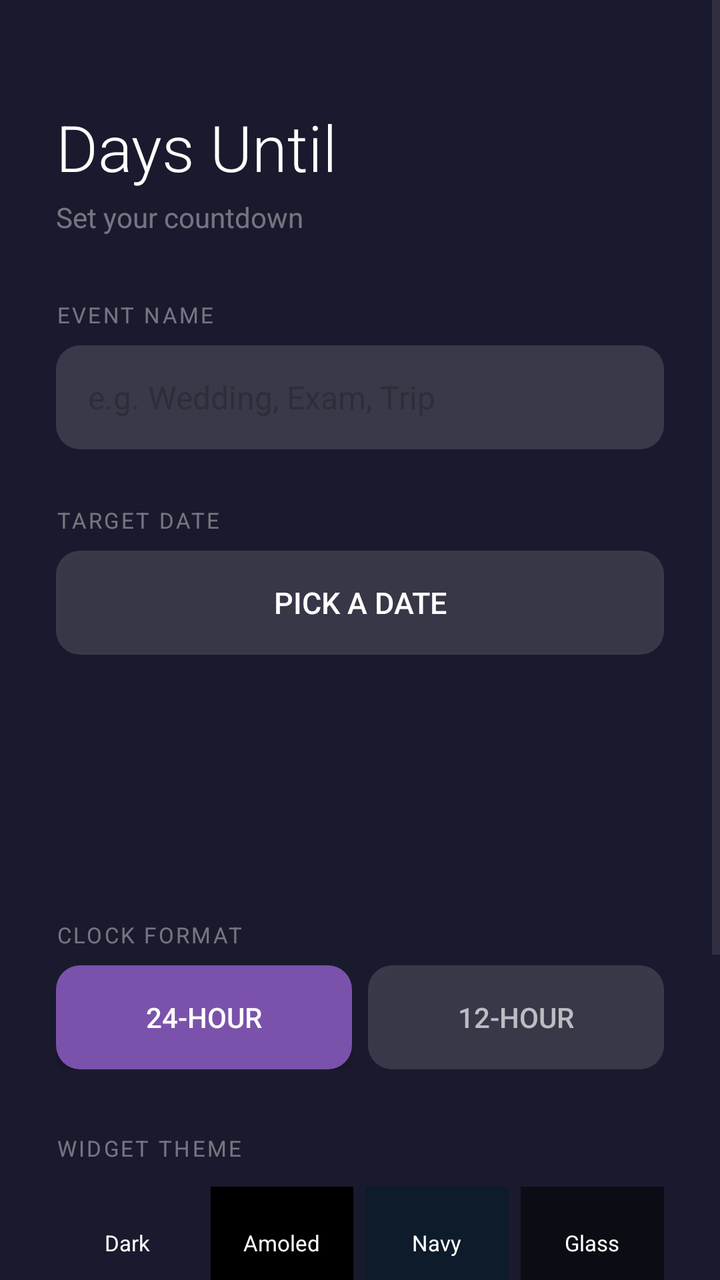
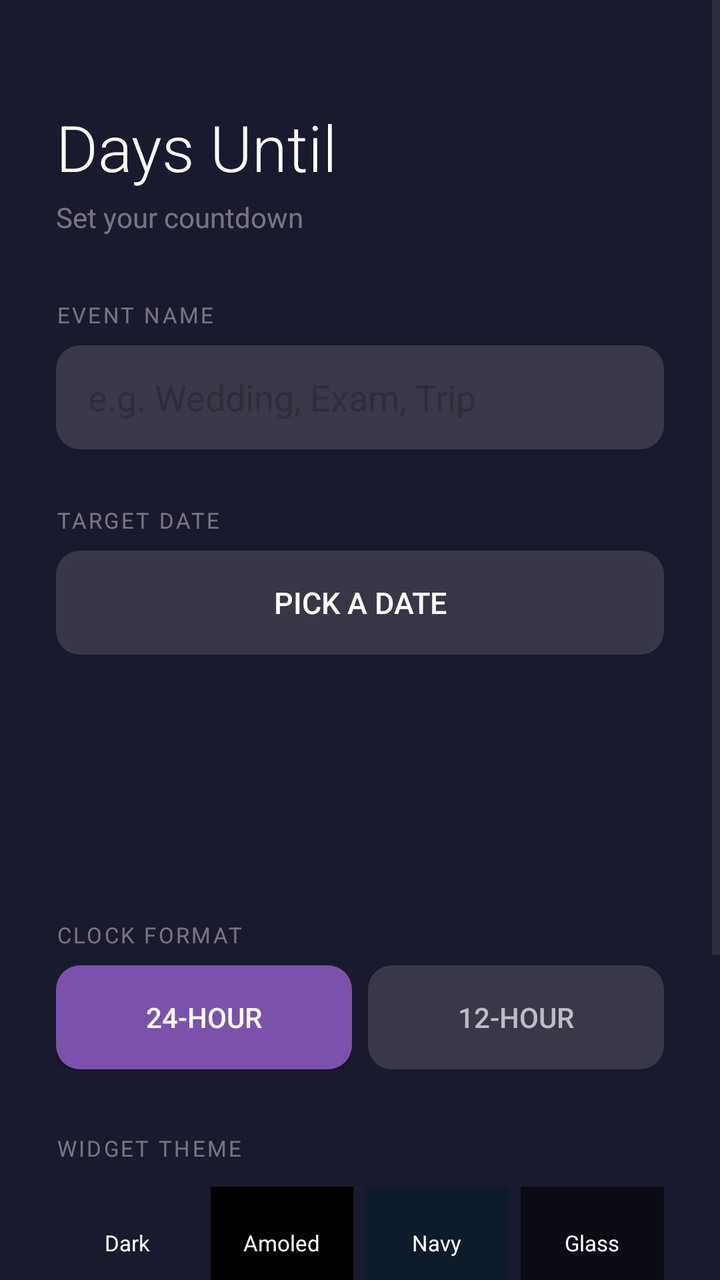

Screens rendered from an Android XML layout before and after an edit, with the pre-edit source and the edit as a unified diff.
<!-- AndroidManifest.xml: application theme Theme.DaysUntil -->
<!-- res/layout/activity_main.xml -->
<?xml version="1.0" encoding="utf-8"?>
<ScrollView xmlns:android="http://schemas.android.com/apk/res/android"
    android:layout_width="match_parent"
    android:layout_height="match_parent"
    android:id="@+id/rootScrollView"
    android:background="#FF1A1A2E">
    <LinearLayout
        android:layout_width="match_parent"
        android:layout_height="wrap_content"
        android:orientation="vertical"
        android:padding="28dp">
        <TextView android:layout_width="wrap_content" android:layout_height="wrap_content"
            android:text="Days Until" android:textSize="32sp" android:textColor="#FFFFFF"
            android:fontFamily="sans-serif-light" android:layout_marginTop="24dp" android:layout_marginBottom="4dp"/>
        <TextView android:layout_width="wrap_content" android:layout_height="wrap_content"
            android:text="Set your countdown" android:textSize="14sp" android:textColor="#66FFFFFF"
            android:layout_marginBottom="32dp"/>
        <TextView android:layout_width="wrap_content" android:layout_height="wrap_content"
            android:text="EVENT NAME" android:textSize="11sp" android:textColor="#66FFFFFF"
            android:letterSpacing="0.1" android:layout_marginBottom="8dp"/>
        <EditText android:id="@+id/etEventName" android:layout_width="match_parent"
            android:layout_height="52dp" android:hint="e.g. Wedding, Exam, Trip"
            android:hintTextColor="#44FFFFFF" android:textColor="#FFFFFF" android:textSize="16sp"
            android:background="@drawable/input_bg" android:paddingStart="16dp"
            android:paddingEnd="16dp" android:inputType="text" android:layout_marginBottom="28dp"/>
        <TextView android:layout_width="wrap_content" android:layout_height="wrap_content"
            android:text="TARGET DATE" android:textSize="11sp" android:textColor="#66FFFFFF"
            android:letterSpacing="0.1" android:layout_marginBottom="8dp"/>
        <Button android:id="@+id/btnPickDate" android:layout_width="match_parent"
            android:layout_height="52dp" android:text="Pick a date" android:textColor="#FFFFFF"
            android:textSize="15sp" android:background="@drawable/input_bg" android:layout_marginBottom="12dp"/>
        <TextView android:id="@+id/tvSelectedDate" android:layout_width="wrap_content"
            android:layout_height="wrap_content" android:text="" android:textSize="15sp"
            android:textColor="#AAFFFFFF" android:layout_marginBottom="4dp"/>
        <TextView android:id="@+id/tvDaysLeft" android:layout_width="wrap_content"
            android:layout_height="wrap_content" android:text="" android:textSize="48sp"
            android:textColor="#FFFFFF" android:fontFamily="sans-serif-light" android:layout_marginBottom="32dp"/>
        <TextView android:layout_width="wrap_content" android:layout_height="wrap_content"
            android:text="CLOCK FORMAT" android:textSize="11sp" android:textColor="#66FFFFFF"
            android:letterSpacing="0.1" android:layout_marginBottom="8dp"/>
        <LinearLayout android:layout_width="match_parent" android:layout_height="52dp"
            android:orientation="horizontal" android:layout_marginBottom="32dp">
            <Button android:id="@+id/btn24hr" android:layout_width="0dp" android:layout_height="match_parent"
                android:layout_weight="1" android:text="24-Hour" android:textColor="#FFFFFF"
                android:textSize="14sp" android:background="@drawable/btn_primary_bg" android:layout_marginEnd="8dp"/>
            <Button android:id="@+id/btn12hr" android:layout_width="0dp" android:layout_height="match_parent"
                android:layout_weight="1" android:text="12-Hour" android:textColor="#AAFFFFFF"
                android:textSize="14sp" android:background="@drawable/input_bg"/>
        </LinearLayout>
        <TextView android:layout_width="wrap_content" android:layout_height="wrap_content"
            android:text="WIDGET THEME" android:textSize="11sp" android:textColor="#66FFFFFF"
            android:letterSpacing="0.1" android:layout_marginBottom="12dp"/>
        <LinearLayout android:layout_width="match_parent" android:layout_height="wrap_content"
            android:orientation="horizontal" android:layout_marginBottom="32dp">
            <LinearLayout android:id="@+id/themeDefault" android:layout_width="0dp"
                android:layout_height="56dp" android:layout_weight="1" android:background="#FF1A1A2E"
                android:gravity="center" android:layout_marginEnd="6dp">
                <TextView android:layout_width="wrap_content" android:layout_height="wrap_content"
                    android:text="Dark" android:textColor="#FFFFFF" android:textSize="11sp"/>
            </LinearLayout>
            <LinearLayout android:id="@+id/themeAmoled" android:layout_width="0dp"
                android:layout_height="56dp" android:layout_weight="1" android:background="#FF000000"
                android:gravity="center" android:layout_marginEnd="6dp">
                <TextView android:layout_width="wrap_content" android:layout_height="wrap_content"
                    android:text="Amoled" android:textColor="#FFFFFF" android:textSize="11sp"/>
            </LinearLayout>
            <LinearLayout android:id="@+id/themeNavy" android:layout_width="0dp"
                android:layout_height="56dp" android:layout_weight="1" android:background="#FF0D1B2A"
                android:gravity="center" android:layout_marginEnd="6dp">
                <TextView android:layout_width="wrap_content" android:layout_height="wrap_content"
                    android:text="Navy" android:textColor="#FFFFFF" android:textSize="11sp"/>
            </LinearLayout>
            <LinearLayout android:id="@+id/themeGlass" android:layout_width="0dp"
                android:layout_height="56dp" android:layout_weight="1" android:background="#88000000"
                android:gravity="center">
                <TextView android:layout_width="wrap_content" android:layout_height="wrap_content"
                    android:text="Glass" android:textColor="#FFFFFF" android:textSize="11sp"/>
            </LinearLayout>
        </LinearLayout>
        <Button android:id="@+id/btnSave" android:layout_width="match_parent"
            android:layout_height="56dp" android:text="Save &amp; Update Widget"
            android:textColor="#FFFFFF" android:textSize="16sp"
            android:background="@drawable/btn_primary_bg" android:layout_marginBottom="12dp"/>
        <Button android:id="@+id/btnAddWidget" android:layout_width="match_parent"
            android:layout_height="48dp" android:text="Add Widget to Home Screen"
            android:textColor="#AAFFFFFF" android:textSize="14sp"
            android:background="@drawable/input_bg" android:layout_marginBottom="16dp"/>
        <TextView android:layout_width="wrap_content" android:layout_height="wrap_content"
            android:text="Or long-press home screen → Widgets → Days Until"
            android:textSize="12sp" android:textColor="#44FFFFFF" android:gravity="center"
            android:layout_gravity="center_horizontal"/>
    </LinearLayout>
</ScrollView>
<!-- resources referenced by this layout -->
<resources>
  <!-- drawable btn_primary_bg (drawable) -->
  <?xml version="1.0" encoding="utf-8"?>
  <shape xmlns:android="http://schemas.android.com/apk/res/android">
      <solid android:color="#FF7B52AB"/>
      <corners android:radius="12dp"/>
  </shape>
  <!-- drawable input_bg (drawable) -->
  <?xml version="1.0" encoding="utf-8"?>
  <shape xmlns:android="http://schemas.android.com/apk/res/android">
      <solid android:color="#22FFFFFF"/>
      <corners android:radius="12dp"/>
  </shape>
  <style name="Theme.DaysUntil" parent="Theme.Material3.DayNight.NoActionBar">
          <item name="colorPrimary">@color/purple_500</item>
          <item name="colorPrimaryVariant">@color/purple_700</item>
          <item name="colorOnPrimary">@color/white</item>
          <item name="android:statusBarColor">@color/purple_700</item>
      </style>
  <color name="purple_500">#FF6750A4</color>
  <color name="purple_700">#FF6750A4</color>
  <color name="white">#FFFFFFFF</color>
</resources>

<!-- the commit's change to res/layout/activity_main.xml (unified diff, before → after) -->
@@ -20,7 +20,6 @@
             android:letterSpacing="0.1" android:layout_marginBottom="8dp"/>
         <EditText android:id="@+id/etEventName" android:layout_width="match_parent"
             android:layout_height="52dp" android:hint="e.g. Wedding, Exam, Trip"
-            android:hintTextColor="#44FFFFFF" android:textColor="#FFFFFF" android:textSize="16sp"
             android:background="@drawable/input_bg" android:paddingStart="16dp"
             android:paddingEnd="16dp" android:inputType="text" android:layout_marginBottom="28dp"/>
         <TextView android:layout_width="wrap_content" android:layout_height="wrap_content"
